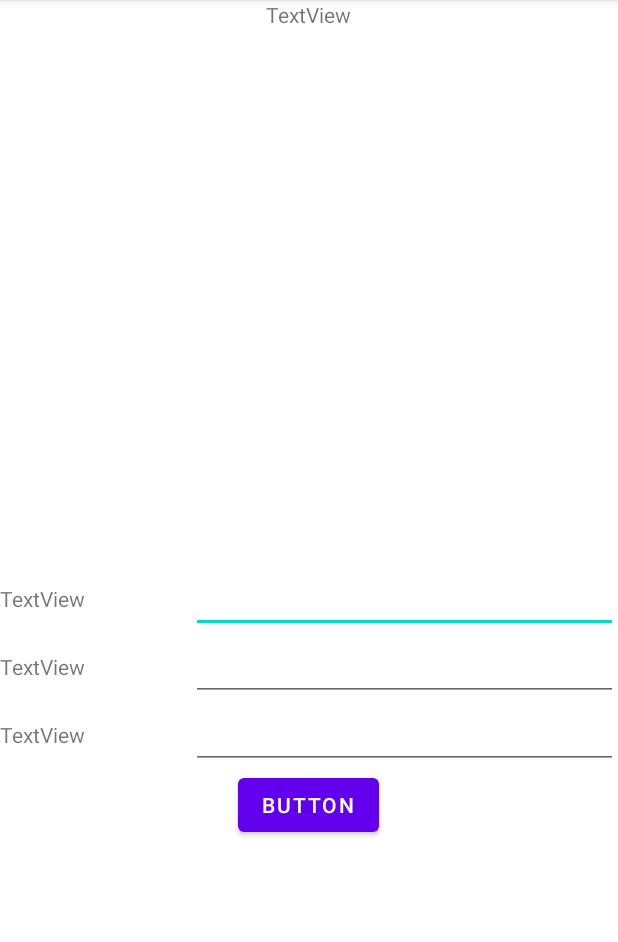
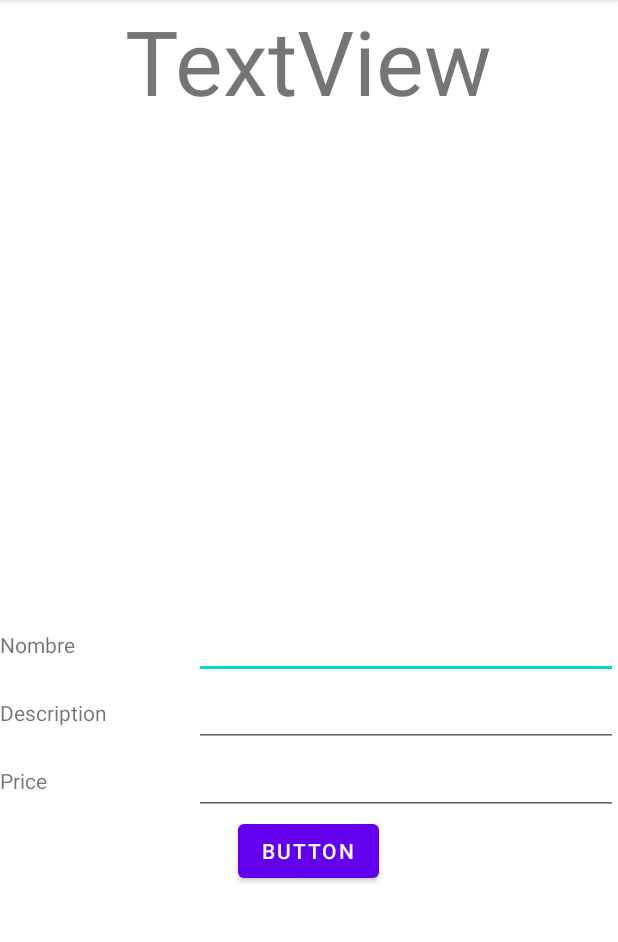
Before and after one commit to josehbel/ProyectoSprint123, an Android app: the Home screen opened directly, with no data from a screen before it, on a phone screen of 412 x 824 dp, the part 84-1026 px from its top. Run offline under Robolectric (Android 15) with nearby library versions, the phone set to English and light mode, and no system bars; our stand-ins replace Firebase (no records; nobody signed in at launch, a user with empty details on screens opened directly).

```diff
--- a/app/build.gradle
+++ b/app/build.gradle
@@ -1,5 +1,6 @@
 plugins {
     id 'com.android.application'
+    id 'com.google.gms.google-services'
 }
 
 android {
@@ -33,6 +34,7 @@ dependencies {
     implementation 'androidx.appcompat:appcompat:1.5.1'
     implementation 'com.google.android.material:material:1.7.0'
     implementation 'androidx.constraintlayout:constraintlayout:2.1.4'
+    implementation 'com.google.firebase:firebase-firestore:24.0.2'
     testImplementation 'junit:junit:4.13.2'
     androidTestImplementation 'androidx.test.ext:junit:1.1.4'
     androidTestImplementation 'androidx.test.espresso:espresso-core:3.5.0'
--- a/app/src/main/java/com/example/proyectosprint123/Home.java
+++ b/app/src/main/java/com/example/proyectosprint123/Home.java
@@ -1,36 +1,44 @@
 package com.example.proyectosprint123;
 
 import androidx.appcompat.app.AppCompatActivity;
+
+import android.content.Intent;
 import android.os.Bundle;
 import android.view.View;
 import android.widget.Button;
 import android.widget.EditText;
 
+import com.example.proyectosprint123.DB.DBFirebase;
+import com.example.proyectosprint123.Entidades.Producto;
+
 public class Home extends AppCompatActivity {
-    private Button btnSum;
-    private EditText editNum1, editNum2, editSum;
+    private Button btnForm;
+    private EditText editName, editDescription, editPrice;
+    private DBFirebase dbFirebase;
 
     @Override
     protected void onCreate(Bundle savedInstanceState) {
         super.onCreate(savedInstanceState);
         setContentView(R.layout.activity_home);
 
-        btnSum = (Button) findViewById(R.id.btnSum);
-        editNum1  = (EditText) findViewById(R.id.editNum1);
-        editNum2  = (EditText) findViewById(R.id.editNum2);
-        editSum =  (EditText) findViewById(R.id.editSum);
+        btnForm = (Button) findViewById(R.id.btnForm);
+        editName  = (EditText) findViewById(R.id.editName);
+        editDescription  = (EditText) findViewById(R.id.editDescription);
+        editPrice =  (EditText) findViewById(R.id.editPrice);
+        dbFirebase = new DBFirebase();
 
-        btnSum.setOnClickListener(new View.OnClickListener() {
+        btnForm.setOnClickListener(new View.OnClickListener() {
             @Override
             public void onClick(View view) {
-                //Obtengo los datos de las cajitas con getText() y se convierte en enteros
-                int num1 = Integer.parseInt(editNum1.getText().toString().trim());
-                int num2 = Integer.parseInt(editNum2.getText().toString().trim());
-                // se suma los dos enteros
-                int suma = num1 + num2;
-                //Insertar el resultado de la suma en la caja con setText()
-                //se convierte de Entero a Texto con String.valueOf()
-                editSum.setText(String.valueOf(suma));
+                Producto producto = new Producto (
+                        editName.getText().toString(),
+                        editDescription.getText().toString(),
+                        Integer.parseInt(editPrice.getText().toString()),
+                        R.drawable.deporte
+                );
+                dbFirebase.insertData(producto);
+                Intent intent = new Intent(getApplicationContext(), Catalogo.class);
+                startActivity(intent);
             }
         });
     }
--- a/app/src/main/java/com/example/proyectosprint123/MainActivity.java
+++ b/app/src/main/java/com/example/proyectosprint123/MainActivity.java
@@ -19,7 +19,7 @@ public class MainActivity extends AppCompatActivity {
         btnHome.setOnClickListener(new View.OnClickListener() {
             @Override
             public void onClick(View view) {
-                Intent intent = new Intent(getApplicationContext(), Home.class);
+                Intent intent = new Intent(getApplicationContext(), Catalogo.class);
                 startActivity(intent);
             }
         });
--- /dev/null
+++ b/app/src/main/res/drawable/ic_baseline_add_24.xml
@@ -0,0 +1,5 @@
+<vector android:height="24dp" android:tint="#000000"
+    android:viewportHeight="24" android:viewportWidth="24"
+    android:width="24dp" xmlns:android="http://schemas.android.com/apk/res/android">
+    <path android:fillColor="@android:color/white" android:pathData="M19,13h-6v6h-2v-6H5v-2h6V5h2v6h6v2z"/>
+</vector>
--- a/app/src/main/res/layout/activity_home.xml
+++ b/app/src/main/res/layout/activity_home.xml
@@ -6,12 +6,13 @@
     android:layout_height="match_parent"
     android:orientation="vertical"
     android:gravity="center"
-    tools:context=".Home">
+    tools:context="Home">
 
     <TextView
         android:id="@+id/textView"
         android:layout_width="wrap_content"
         android:layout_height="wrap_content"
+        android:textSize="60dp"
         android:text="TextView"/>
 
     <LinearLayout
@@ -24,7 +25,7 @@
             android:id="@+id/imageView"
             android:layout_width="150dp"
             android:layout_height="150dp"
-            tools:srcCompat="@tools:sample/avatars" />
+            tools:srcCompat="@drawable/deporte" />
 
         <LinearLayout
             android:layout_width="match_parent"
@@ -34,18 +35,18 @@
 
             <TextView
                 android:id="@+id/textNum1"
-                android:layout_width="wrap_content"
+                android:layout_width="60dp"
                 android:layout_height="wrap_content"
                 android:layout_weight="1"
-                android:text="TextView" />
+                android:text="Nombre" />
 
             <EditText
-                android:id="@+id/editNum1"
+                android:id="@+id/editName"
                 android:layout_width="wrap_content"
                 android:layout_height="wrap_content"
                 android:layout_weight="1"
                 android:ems="10"
-                android:inputType="number"
+                android:inputType="textPersonName"
                 android:text="" />
         </LinearLayout>
         <LinearLayout
@@ -56,18 +57,18 @@
 
             <TextView
                 android:id="@+id/textNum2"
-                android:layout_width="wrap_content"
+                android:layout_width="60dp"
                 android:layout_height="wrap_content"
                 android:layout_weight="1"
-                android:text="TextView" />
+                android:text="Description" />
 
             <EditText
-                android:id="@+id/editNum2"
+                android:id="@+id/editDescription"
                 android:layout_width="wrap_content"
                 android:layout_height="wrap_content"
                 android:layout_weight="1"
                 android:ems="10"
-                android:inputType="number"
+                android:inputType="textPersonName"
                 android:text="" />
         </LinearLayout>
         <LinearLayout
@@ -78,13 +79,13 @@
 
             <TextView
                 android:id="@+id/textSum"
-                android:layout_width="wrap_content"
+                android:layout_width="60dp"
                 android:layout_height="wrap_content"
                 android:layout_weight="1"
-                android:text="TextView" />
+                android:text="Price" />
 
             <EditText
-                android:id="@+id/editSum"
+                android:id="@+id/editPrice"
                 android:layout_width="wrap_content"
                 android:layout_height="wrap_content"
                 android:layout_weight="1"
@@ -94,7 +95,7 @@
         </LinearLayout>
 
         <Button
-            android:id="@+id/btnSum"
+            android:id="@+id/btnForm"
             android:layout_width="wrap_content"
             android:layout_height="wrap_content"
             android:text="Button" />
--- a/build.gradle
+++ b/build.gradle
@@ -1,4 +1,8 @@
-// Top-level build file where you can add configuration options common to all sub-projects/modules.
+buildscript {
+    dependencies {
+        classpath 'com.google.gms:google-services:4.3.10'
+    }
+}// Top-level build file where you can add configuration options common to all sub-projects/modules.
 plugins {
     id 'com.android.application' version '7.3.1' apply false
     id 'com.android.library' version '7.3.1' apply false
```
Also changed, not shown: app/src/main/AndroidManifest.xml (+7 -0 lines), app/src/main/java/com/example/proyectosprint123/Adaptadores/ProductoAdapter.java (added, +77 -0 lines), app/src/main/java/com/example/proyectosprint123/Catalogo.java (added, +89 -0 lines), app/src/main/java/com/example/proyectosprint123/DB/DBFirebase.java (added, +68 -0 lines), app/src/main/java/com/example/proyectosprint123/Entidades/Producto.java (added, +47 -0 lines), app/src/main/res/layout/activity_catalogo.xml (added, +28 -0 lines), app/src/main/res/layout/producto_template.xml (added, +43 -0 lines), app/src/main/res/menu/main.xml (added, +10 -0 lines), 1 other file.
